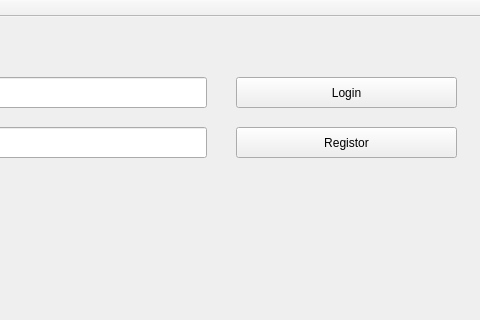
Qt form GUI_Qt/SmartScale/login.ui (twschung/IoT-Smart-Scale) before a commit; both pictures show x 544 to 1024 and y 0 to 320 of the 1024 by 600 pixel window.
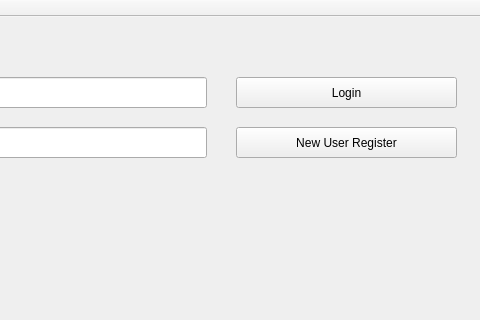
The same form after that commit.

```diff
--- a/GUI_Qt/SmartScale/login.ui
+++ b/GUI_Qt/SmartScale/login.ui
@@ -37,7 +37,7 @@
      </rect>
     </property>
     <property name="text">
-     <string>Registor</string>
+     <string>New User Register</string>
     </property>
    </widget>
    <widget class="QLabel" name="lblUsername">
```
Left out of the diff: 9 changed lines with no effect on the pictures.
